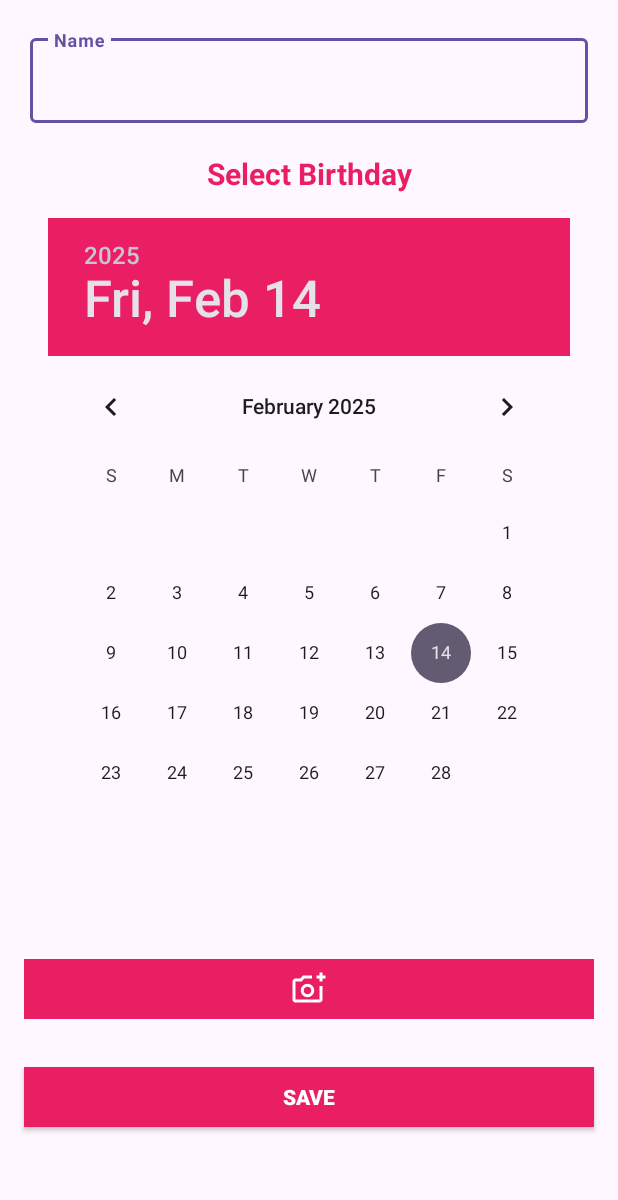
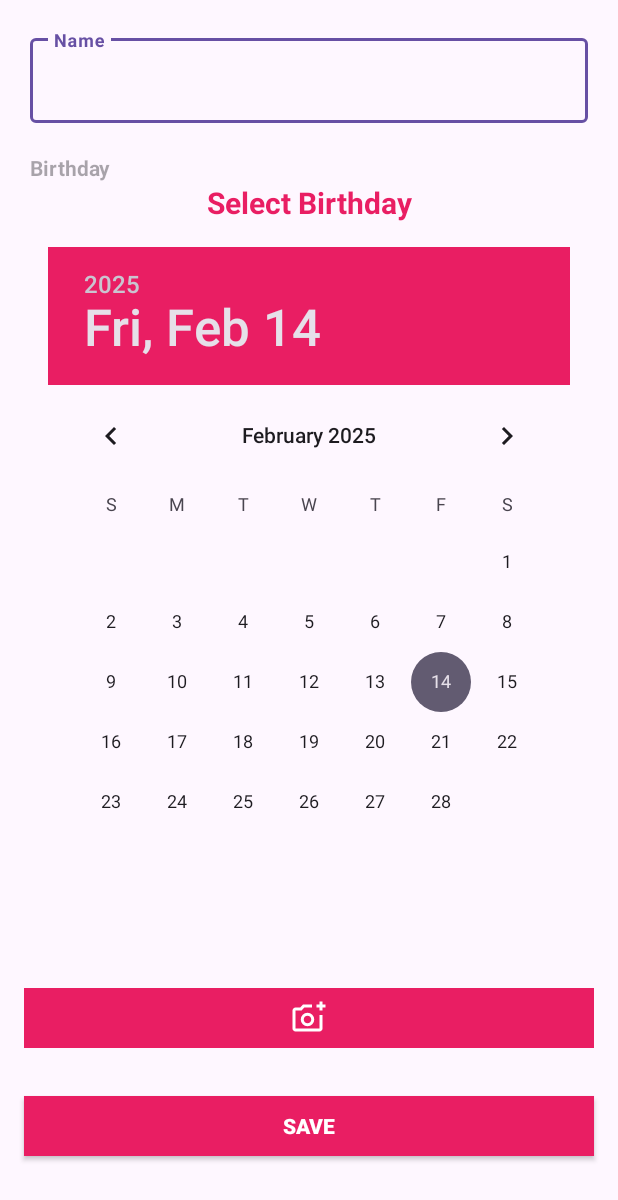
Before and after one commit to sudeepanv/BirthdayRemainder, an Android app: the screen it shows after launch (AddActivity), after a tap on an icon or button, on a phone screen of 412 x 824 dp. Shown: the top 1200 px of the screen. Run offline under Robolectric (Android 15) with nearby library versions, the phone set to English and light mode, and no system bars.

Commit message:
Delete Function

```diff
--- a/app/src/main/java/com/example/birthdayremainder/MainActivity.java
+++ b/app/src/main/java/com/example/birthdayremainder/MainActivity.java
@@ -22,7 +22,7 @@ public class MainActivity extends AppCompatActivity {
     RecyclerView recyclerView;
     List<DataClass> list;
     RecyclerView.Adapter adapter;
-    int count=1;
+    int count=0;
     FloatingActionButton floatingActionButton;
 
     @Override
@@ -53,10 +53,9 @@ public class MainActivity extends AppCompatActivity {
         list.clear();
 
         SharedPreferences sharedPreferences = getSharedPreferences("BirthdayData", MODE_PRIVATE);
-        count = sharedPreferences.getInt("count", 1); // Get the current count (last added item index)
+        count = sharedPreferences.getInt("count", 0);
 
-        // Loop through the stored data using the count
-        for (int i = 1; i <= count; i++) {
+        for (int i = 0; i <= count; i++) {
             String name = sharedPreferences.getString("name" + i, null);
             String birthday = sharedPreferences.getString("birthday" + i, null);
             String imagePath = sharedPreferences.getString("imagePath" + i, null);
@@ -67,7 +66,6 @@ public class MainActivity extends AppCompatActivity {
             }
         }
 
-        // Notify the adapter that the data set has changed
         if (adapter != null) {
             adapter.notifyDataSetChanged();
         }
@@ -76,7 +74,7 @@ public class MainActivity extends AppCompatActivity {
 
 
     private void setAdapter() {
-        adapter = new Adapter(list);
+        adapter = new Adapter(this,list);
         recyclerView.setAdapter(adapter);
     }
 }
--- a/app/src/main/res/layout/activity_add.xml
+++ b/app/src/main/res/layout/activity_add.xml
@@ -28,7 +28,15 @@
                     android:inputType="textCapWords"
                     android:singleLine="true" />
             </com.google.android.material.textfield.TextInputLayout>
-
+            <TextView
+                android:layout_width="match_parent"
+                android:layout_height="wrap_content"
+                android:hint="Birthday"
+                android:textColor="@color/themePink"
+                android:layout_marginHorizontal="20dp"
+                android:textStyle="bold"
+                android:inputType="textCapWords"
+                android:singleLine="true" />
             <TextView
                 android:layout_width="match_parent"
                 android:layout_height="wrap_content"
--- /dev/null
+++ b/app/src/main/res/menu/popupmenu.xml
@@ -0,0 +1,9 @@
+<?xml version="1.0" encoding="utf-8"?>
+<menu xmlns:android="http://schemas.android.com/apk/res/android">
+    <item
+        android:id="@+id/optiondelete"
+        android:title="Delete" />
+    <item
+        android:id="@+id/optionedit"
+        android:title="Edit" />
+</menu>
```
Also changed, not shown: app/src/main/java/com/example/birthdayremainder/Adapter.java (+71 -4 lines).
